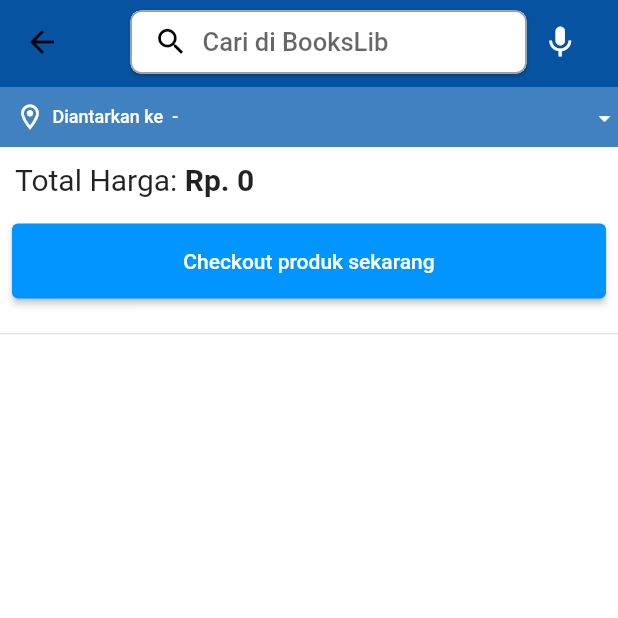
After one commit to robeeeh13/bookslib-byrobeeh-flutter, a Flutter app: the CartScreen screen opened directly, on a phone screen of 412 x 824 dp, the top half of it. The commit adds this screen. Run offline on Flutter 3.47's test engine with Material 2 defaults, Android fonts, the light colour scheme and no system bars; our stand-ins replace badges, carousel_slider, dotted_border, file_picker, flutter_rating_bar, shared_preferences; missing offline and left inert: cloudinary_public; accounts and stored records are empty; network calls fail.

Commit message:
cart done

```diff
--- a/lib/features/auth/screens/landing_screen.dart
+++ b/lib/features/auth/screens/landing_screen.dart
@@ -74,7 +74,7 @@ class LandingScreen extends StatelessWidget {
                       borderRadius: BorderRadius.circular(50),
                     ),
                     child: const Text(
-                      'Sign In',
+                      'Masuk',
                       style: TextStyle(
                         fontWeight: FontWeight.w600,
                         fontSize: 18,
@@ -100,7 +100,7 @@ class LandingScreen extends StatelessWidget {
                     shape: RoundedRectangleBorder(
                         borderRadius: BorderRadius.circular(50)),
                     child: const Text(
-                      'Sign Up',
+                      'Daftar',
                       style: TextStyle(
                         color: Colors.white,
                         fontWeight: FontWeight.w600,
--- a/lib/features/auth/services/auth_service.dart
+++ b/lib/features/auth/services/auth_service.dart
@@ -29,7 +29,9 @@ class AuthService {
         password: password,
         address: 'address',
         type: 'type',
-          token: 'token');
+        token: 'token',
+        cart: [],
+      );
 
       http.Response res = await http.post(
         Uri.parse('$uri/api/signup'),
--- /dev/null
+++ b/lib/features/cart/screens/cart_screen.dart
@@ -0,0 +1,132 @@
+import 'package:bookslib/common/widgets/custom_button.dart';
+import 'package:bookslib/constants/global_variables.dart';
+import 'package:bookslib/features/cart/widgets/cart_product.dart';
+import 'package:bookslib/features/cart/widgets/cart_subtotal.dart';
+import 'package:bookslib/features/home/widgets/address_box.dart';
+import 'package:bookslib/features/search/screens/search_screen.dart';
+import 'package:bookslib/providers/user_provider.dart';
+import 'package:provider/provider.dart';
+import 'package:flutter/material.dart';
+
+class CartScreen extends StatefulWidget {
+  const CartScreen({super.key});
+
+  @override
+  State<CartScreen> createState() => _CartScreenState();
+}
+
+class _CartScreenState extends State<CartScreen> {
+  void navigateToSearchScreen(String query) {
+    Navigator.pushNamed(context, SearchScreen.routeName, arguments: query);
+  }
+
+  @override
+  Widget build(BuildContext context) {
+    final user = context.watch<UserProvider>().user;
+
+    return Scaffold(
+      appBar: PreferredSize(
+        preferredSize: const Size.fromHeight(58),
+        child: AppBar(
+          flexibleSpace: Container(
+            decoration: const BoxDecoration(
+              gradient: GlobalVariables.appBarGradientBlue,
+            ),
+          ),
+          title: Row(
+            mainAxisAlignment: MainAxisAlignment.spaceBetween,
+            children: [
+              Expanded(
+                child: Container(
+                  height: 42,
+                  margin: const EdgeInsets.only(left: 15),
+                  child: Material(
+                    borderRadius: BorderRadius.circular(7),
+                    elevation: 1,
+                    child: TextFormField(
+                      onFieldSubmitted: navigateToSearchScreen,
+                      decoration: InputDecoration(
+                        prefixIcon: InkWell(
+                          onTap: () {},
+                          child: const Padding(
+                            padding: EdgeInsets.only(left: 6),
+                            child: Icon(
+                              Icons.search,
+                              color: Colors.black,
+                              size: 23,
+                            ),
+                          ),
+                        ),
+                        filled: true,
+                        fillColor: Colors.white,
+                        contentPadding: const EdgeInsets.only(top: 10),
+                        border: const OutlineInputBorder(
+                          borderRadius: BorderRadius.all(
+                            Radius.circular(7),
+                          ),
+                          borderSide: BorderSide.none,
+                        ),
+                        enabledBorder: const OutlineInputBorder(
+                          borderRadius: BorderRadius.all(
+                            Radius.circular(7),
+                          ),
+                          borderSide: BorderSide(
+                            color: Colors.black38,
+                            width: 1,
+                          ),
+                        ),
+                        hintText: 'Cari di BooksLib',
+                        hintStyle: const TextStyle(
+                          fontWeight: FontWeight.w500,
+                          fontSize: 17,
+                        ),
+                      ),
+                    ),
+                  ),
+                ),
+              ),
+              Container(
+                color: Colors.transparent,
+                height: 42,
+                margin: const EdgeInsets.symmetric(horizontal: 10),
+                child: const Icon(
+                  Icons.mic,
+                  color: Colors.white,
+                  size: 25,
+                ),
+              ),
+            ],
+          ),
+        ),
+      ),
+      body: SingleChildScrollView(
+        child: Column(
+          children: [
+            const AddressBox(),
+            const CartSubtotal(),
+            Padding(
+              padding: const EdgeInsets.all(8.0),
+              child: CustomButton(
+                text: 'Checkout produk sekarang',
+                onTap: () {},
+              ),
+            ),
+            const SizedBox(height: 15),
+            Container(
+              color: Colors.black12.withOpacity(0.1),
+              height: 1,
+            ),
+            const SizedBox(height: 5),
+            ListView.builder(
+              itemCount: user.cart.length,
+              shrinkWrap: true,
+              itemBuilder: (context, index) {
+                return CartProduct(index: index);
+              },
+            ),
+          ],
+        ),
+      ),
+    );
+  }
+}
--- /dev/null
+++ b/lib/features/cart/widgets/cart_subtotal.dart
@@ -0,0 +1,38 @@
+import 'package:bookslib/providers/user_provider.dart';
+import 'package:flutter/material.dart';
+import 'package:provider/provider.dart';
+
+class CartSubtotal extends StatelessWidget {
+  const CartSubtotal({super.key});
+
+  @override
+  Widget build(BuildContext context) {
+    final user = context.watch<UserProvider>().user;
+    int sum = 0;
+    user.cart
+        .map((e) => sum += e['quantity'] * e['product']['price'] as int)
+        .toList();
+
+    return Container(
+      margin: const EdgeInsets.all(10),
+      child: Row(
+        children: [
+          const Text(
+            'Total Harga: ',
+            style: TextStyle(
+              fontSize: 20,
+              fontWeight: FontWeight.w400,
+            ),
+          ),
+          Text(
+            'Rp. $sum',
+            style: const TextStyle(
+              fontSize: 20,
+              fontWeight: FontWeight.w600,
+            ),
+          )
+        ],
+      ),
+    );
+  }
+}
--- a/lib/models/user.dart
+++ b/lib/models/user.dart
@@ -1,3 +1,4 @@
+// ignore_for_file: public_member_api_docs, sort_constructors_first
 import 'dart:convert';
 
 class User {
@@ -9,16 +10,19 @@ class User {
   final String address;
   final String type;
   final String token;
+  final List<dynamic> cart;
 
-  User(
-      {required this.id,
+  User({
+    required this.id,
     required this.name,
     required this.email,
     required this.username,
     required this.password,
     required this.address,
     required this.type,
-      required this.token});
+    required this.token,
+    required this.cart,
+  });
 
   Map<String, dynamic> toMap() {
     return {
@@ -30,6 +34,7 @@ class User {
       'address': address,
       'type': type,
       'token': token,
+      'cart': cart,
     };
   }
 
@@ -43,10 +48,39 @@ class User {
       address: map['address'] ?? '',
       type: map['type'] ?? '',
       token: map['token'] ?? '',
+      cart: List<Map<String, dynamic>>.from(
+        map['cart']?.map(
+          (x) => Map<String, dynamic>.from(x),
+        ),
+      ),
     );
   }
 
   String toJson() => json.encode(toMap());
 
   factory User.fromJson(String source) => User.fromMap(json.decode(source));
+
+  User copyWith({
+    String? id,
+    String? name,
+    String? email,
+    String? username,
+    String? password,
+    String? address,
+    String? type,
+    String? token,
+    List<dynamic>? cart,
+  }) {
+    return User(
+      id: id ?? this.id,
+      name: name ?? this.name,
+      email: email ?? this.email,
+      username: username ?? this.username,
+      password: password ?? this.password,
+      address: address ?? this.address,
+      type: type ?? this.type,
+      token: token ?? this.token,
+      cart: cart ?? this.cart,
+    );
   }
+}
--- a/lib/providers/user_provider.dart
+++ b/lib/providers/user_provider.dart
@@ -10,7 +10,9 @@ class UserProvider extends ChangeNotifier {
     password: '',
     address: '',
     type: '',
-      token: '');
+    token: '',
+    cart: [],
+  );
 
   User get user => _user;
 
@@ -18,4 +20,9 @@ class UserProvider extends ChangeNotifier {
     _user = User.fromJson(user);
     notifyListeners();
   }
+
+  void setUserFromModel(User user) {
+    _user = user;
+    notifyListeners();
   }
+}
```
Also changed, not shown: lib/common/widgets/bottom_bar.dart (+7 -4 lines), lib/features/auth/screens/signin_screen.dart (+5 -5 lines), lib/features/auth/screens/signup_screen.dart (+5 -5 lines), lib/features/cart/services/cart_services.dart (added, +41 -0 lines), lib/features/cart/widgets/cart_product.dart (added, +176 -0 lines), lib/features/product_details/screens/product_detail_screen.dart (+8 -1 lines), lib/features/product_details/services/product_details_services.dart (+32 -0 lines), 1 other file. Lines whose indentation alone changed are shown as unchanged.
